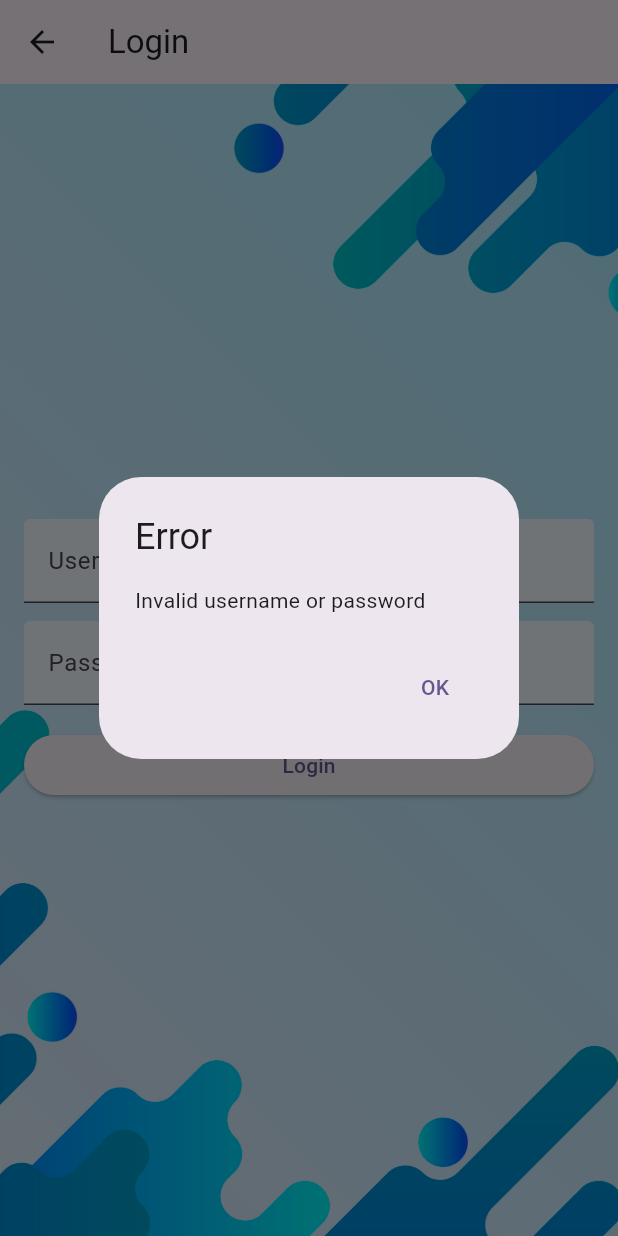
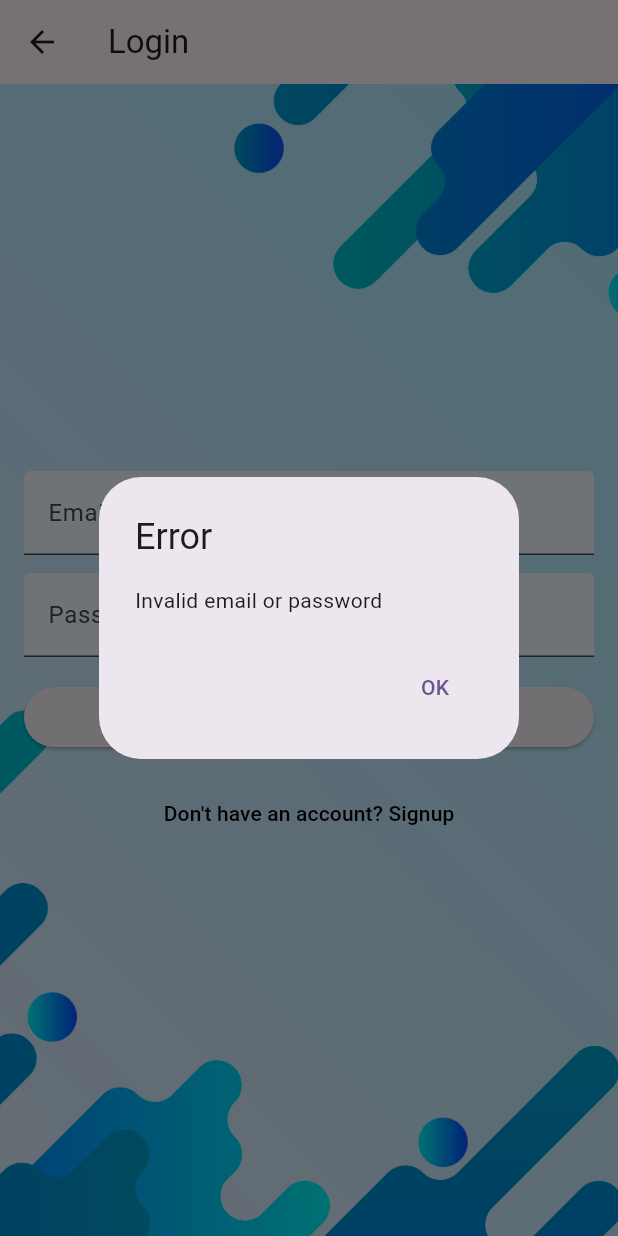
Before and after one commit to MDK-404/assesment_app, a Flutter app: the LoginPage screen opened directly with empty values, after a tap on "Login", on a phone screen of 412 x 824 dp. Run offline on Flutter 3.47's test engine with Material 3 defaults, Android fonts, the phone set to English and light mode, and no system bars; our stand-ins replace shared_preferences; accounts and stored records are empty.

Commit message:
signup added

```diff
--- a/lib/assesment_page.dart
+++ b/lib/assesment_page.dart
@@ -1,6 +1,7 @@
 import 'package:flutter/material.dart';
 import 'auth.dart';
-import 'login_page.dart';
+import 'login.dart';
+//import 'login_page.dart';
 
 class AssessmentPage extends StatefulWidget {
   final AuthService authService;
--- a/lib/auth.dart
+++ b/lib/auth.dart
@@ -1,19 +1,29 @@
-import 'dart:async';
+import 'package:shared_preferences/shared_preferences.dart';
 
 class AuthService {
-  String _username = 'admin';
-  String _password = 'admin';
   bool _isLoggedIn = false;
 
-  Future<bool> login(String username, String password) async {
+  Future<bool> login(String email, String password) async {
+    final prefs = await SharedPreferences.getInstance();
+    final storedEmail = prefs.getString('email');
+    final storedPassword = prefs.getString('password');
+
     await Future.delayed(Duration(seconds: 1)); // Simulating a delay
 
-    if (username == _username && password == _password) {
+    if (email == storedEmail && password == storedPassword) {
       _isLoggedIn = true;
       return true;
     } else {
       return false;
     }
+  }
+
+  Future<bool> signup(String name, String email, String password) async {
+    final prefs = await SharedPreferences.getInstance();
+    await prefs.setString('name', name);
+    await prefs.setString('email', email);
+    await prefs.setString('password', password);
+    return true;
   }
 
   bool isLoggedIn() {
--- /dev/null
+++ b/lib/login.dart
@@ -0,0 +1,121 @@
+import 'package:assesment_app/signup.dart';
+import 'package:flutter/material.dart';
+import 'auth.dart';
+import 'assesment_page.dart';
+
+class LoginPage extends StatelessWidget {
+  final TextEditingController emailController = TextEditingController();
+  final TextEditingController passwordController = TextEditingController();
+  final AuthService authService;
+  final bool redirectToAssessment;
+
+  LoginPage({required this.authService, this.redirectToAssessment = false});
+
+  @override
+  Widget build(BuildContext context) {
+    return Scaffold(
+      appBar: AppBar(
+        title: Text('Login'),
+      ),
+      body: Stack(
+        children: [
+          Container(
+            decoration: BoxDecoration(
+              image: DecorationImage(
+                image: AssetImage('assets/Login.jpg'),
+                fit: BoxFit.cover,
+              ),
+            ),
+          ),
+          Container(
+            padding: EdgeInsets.all(16.0),
+            decoration: BoxDecoration(
+              color: Colors.transparent,
+            ),
+            child: Column(
+              mainAxisAlignment: MainAxisAlignment.center,
+              crossAxisAlignment: CrossAxisAlignment.stretch,
+              children: [
+                TextField(
+                  controller: emailController,
+                  decoration: InputDecoration(
+                    labelText: 'Email',
+                    filled: true,
+                    fillColor: Colors.white.withOpacity(0.8),
+                  ),
+                ),
+                SizedBox(height: 12),
+                TextField(
+                  controller: passwordController,
+                  decoration: InputDecoration(
+                    labelText: 'Password',
+                    filled: true,
+                    fillColor: Colors.white.withOpacity(0.8),
+                  ),
+                  obscureText: true,
+                ),
+                SizedBox(height: 16),
+                ElevatedButton(
+                  onPressed: () async {
+                    String email = emailController.text;
+                    String password = passwordController.text;
+
+                    bool loggedIn = await authService.login(email, password);
+
+                    if (loggedIn) {
+                      if (redirectToAssessment) {
+                        Navigator.pushReplacement(
+                          context,
+                          MaterialPageRoute(
+                              builder: (context) =>
+                                  AssessmentPage(authService: authService)),
+                        );
+                      } else {
+                        Navigator.pop(
+                            context, true); // Navigate back with success flag
+                      }
+                    } else {
+                      showDialog(
+                        context: context,
+                        builder: (context) {
+                          return AlertDialog(
+                            title: Text('Error'),
+                            content: Text('Invalid email or password'),
+                            actions: [
+                              TextButton(
+                                onPressed: () {
+                                  Navigator.pop(context);
+                                },
+                                child: Text('OK'),
+                              ),
+                            ],
+                          );
+                        },
+                      );
+                    }
+                  },
+                  child: Text('Login'),
+                ),
+                SizedBox(height: 16),
+                TextButton(
+                  onPressed: () {
+                    Navigator.push(
+                      context,
+                      MaterialPageRoute(
+                          builder: (context) =>
+                              SignupPage(authService: authService)),
+                    );
+                  },
+                  child: Text(
+                    'Don\'t have an account? Signup',
+                    style: TextStyle(color: Colors.black),
+                  ),
+                ),
+              ],
+            ),
+          ),
+        ],
+      ),
+    );
+  }
+}
--- a/lib/login_page.dart
+++ b/lib/signup.dart
@@ -1,20 +1,19 @@
-import 'package:assesment_app/assesment_page.dart';
 import 'package:flutter/material.dart';
 import 'auth.dart';
 
-class LoginPage extends StatelessWidget {
-  final TextEditingController usernameController = TextEditingController();
+class SignupPage extends StatelessWidget {
+  final TextEditingController nameController = TextEditingController();
+  final TextEditingController emailController = TextEditingController();
   final TextEditingController passwordController = TextEditingController();
   final AuthService authService;
-  final bool redirectToAssessment;
 
-  LoginPage({required this.authService, this.redirectToAssessment = false});
+  SignupPage({required this.authService});
 
   @override
   Widget build(BuildContext context) {
     return Scaffold(
       appBar: AppBar(
-        title: Text('Login'),
+        title: Text('Signup'),
       ),
       body: Stack(
         children: [
@@ -36,9 +35,18 @@ class LoginPage extends StatelessWidget {
               crossAxisAlignment: CrossAxisAlignment.stretch,
               children: [
                 TextField(
-                  controller: usernameController,
+                  controller: nameController,
                   decoration: InputDecoration(
-                    labelText: 'Username',
+                    labelText: 'Name',
+                    filled: true,
+                    fillColor: Colors.white.withOpacity(0.8),
+                  ),
+                ),
+                SizedBox(height: 12),
+                TextField(
+                  controller: emailController,
+                  decoration: InputDecoration(
+                    labelText: 'Email',
                     filled: true,
                     fillColor: Colors.white.withOpacity(0.8),
                   ),
@@ -56,30 +64,22 @@ class LoginPage extends StatelessWidget {
                 SizedBox(height: 16),
                 ElevatedButton(
                   onPressed: () async {
-                    String username = usernameController.text;
+                    String name = nameController.text;
+                    String email = emailController.text;
                     String password = passwordController.text;
 
-                    bool loggedIn = await authService.login(username, password);
+                    bool signedUp =
+                        await authService.signup(name, email, password);
 
-                    if (loggedIn) {
-                      if (redirectToAssessment) {
-                        Navigator.pushReplacement(
-                          context,
-                          MaterialPageRoute(
-                              builder: (context) =>
-                                  AssessmentPage(authService: authService)),
-                        );
-                      } else {
-                        Navigator.pop(
-                            context, true); // Navigate back with success flag
-                      }
+                    if (signedUp) {
+                      Navigator.pop(context);
                     } else {
                       showDialog(
                         context: context,
                         builder: (context) {
                           return AlertDialog(
                             title: Text('Error'),
-                            content: Text('Invalid username or password'),
+                            content: Text('Signup failed'),
                             actions: [
                               TextButton(
                                 onPressed: () {
@@ -93,7 +93,14 @@ class LoginPage extends StatelessWidget {
                       );
                     }
                   },
-                  child: Text('Login'),
+                  child: Text('Signup'),
+                ),
+                SizedBox(height: 16),
+                TextButton(
+                  onPressed: () {
+                    Navigator.pop(context);
+                  },
+                  child: Text('Already have an account? Login'),
                 ),
               ],
             ),
```
Also changed, not shown: lib/home_page.dart (+7 -8 lines).
